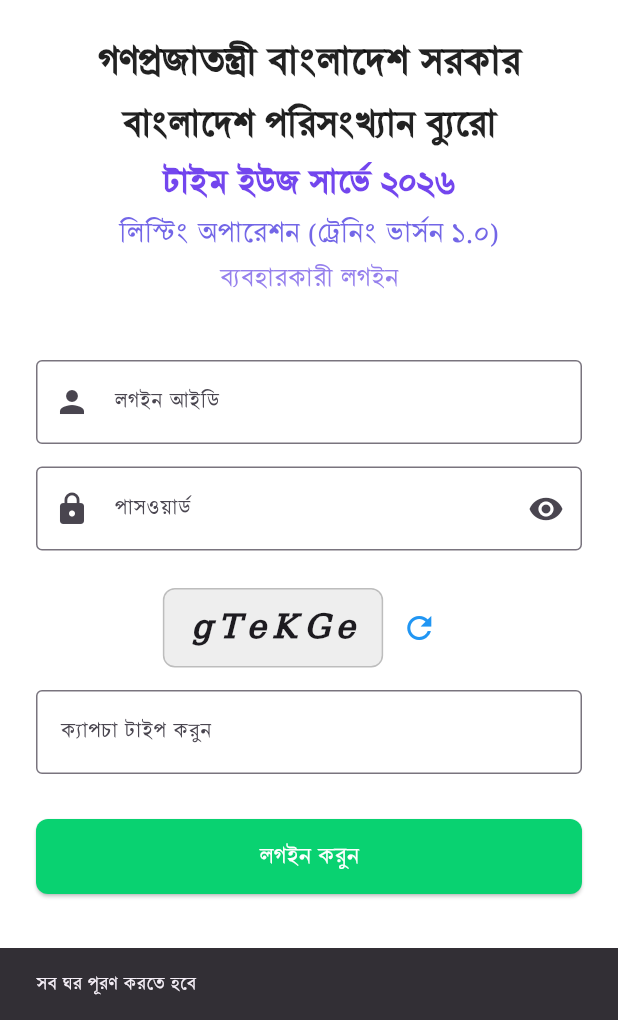
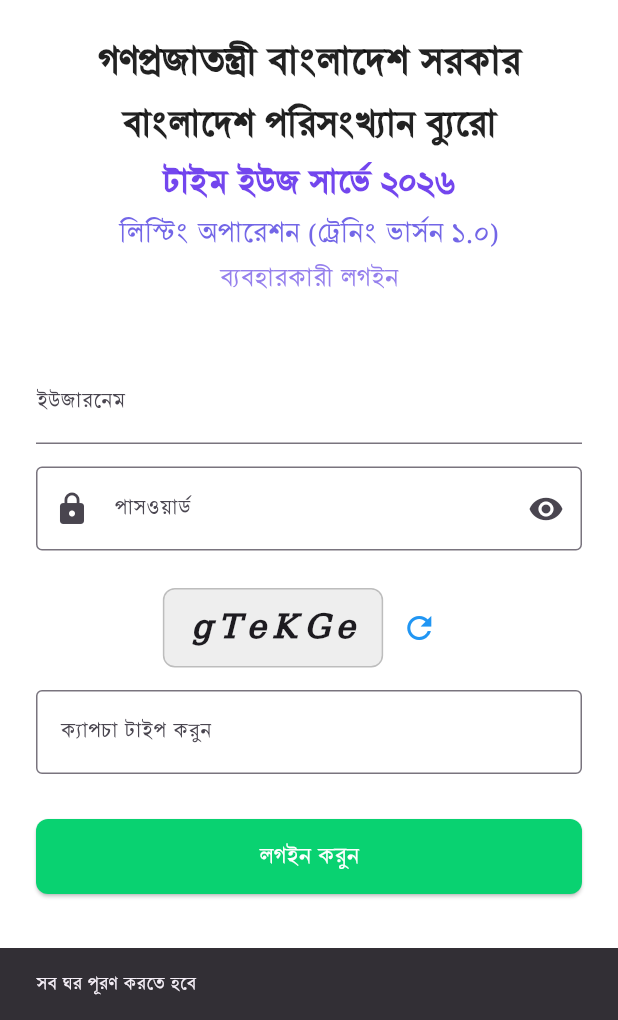
Before and after one commit to surveysbbs/tus2026, a Flutter app: the screen it shows after launch, after a tap on "লগইন করুন", on a phone screen of 412 x 824 dp, the part 216-1236 px from its top. Run offline on Flutter 3.47's test engine with Material 3 defaults, Android fonts, the phone set to English and light mode, and no system bars; our stand-ins replace geolocator, hive, hive_flutter, supabase, supabase_flutter; missing offline and left inert: workmanager; accounts and stored records are empty; statements that could not run were skipped.

Commit message:
update on 09_06_26

```diff
--- a/lib/main.dart
+++ b/lib/main.dart
@@ -75,7 +75,7 @@ void callbackDispatcher() {
             'address': e['address'] ?? '',
             'mobile': e['mobile'] ?? '',
             'profession': e['profession'] ?? '',
-            'total_member': e['totalMember'],
+            'total_member': e['totalMember'] ?? e['total_member'],
             'female': e['female'],
             'male': e['male'],
             'comment': e['comment'] ?? '',
--- a/lib/pages/login_page.dart
+++ b/lib/pages/login_page.dart
@@ -11,6 +11,7 @@ import 'first_login_page.dart';
 //import 'forgot_password_page.dart';
 import 'dashboard_page.dart';
 import 'dart:convert';
+import 'package:flutter/services.dart';
 
 class LoginPage extends StatefulWidget {
   const LoginPage({super.key});
@@ -54,12 +55,9 @@ class _LoginPageState extends State<LoginPage> {
   }
 
   String hashPassword(String password) {
-  return sha256
-      .convert(
-        utf8.encode(password),
-      )
-      .toString();
-}
+    return sha256.convert(utf8.encode(password)).toString();
+  }
+
   Future<void> downloadUserData() async {
     final metaBox = Hive.box('metaBox');
     final surveyBox = Hive.box('surveyBox');
@@ -143,6 +141,13 @@ class _LoginPageState extends State<LoginPage> {
       ScaffoldMessenger.of(
         context,
       ).showSnackBar(const SnackBar(content: Text("সব ঘর পূরণ করতে হবে")));
+      return;
+    }
+
+    if (userController.text.trim().length != 11) {
+      ScaffoldMessenger.of(context).showSnackBar(
+        const SnackBar(content: Text("ইউজারনেম অবশ্যই ১১ ডিজিট হতে হবে")),
+      );
       return;
     }
 
@@ -333,13 +338,17 @@ class _LoginPageState extends State<LoginPage> {
 
               TextField(
                 controller: userController,
+                keyboardType: TextInputType.number,
+                maxLength: 11,
+                inputFormatters: [
+                  FilteringTextInputFormatter.digitsOnly,
+                  LengthLimitingTextInputFormatter(11),
+                ],
                 decoration: const InputDecoration(
-                  labelText: "লগইন আইডি",
-                  prefixIcon: Icon(Icons.person),
-                  border: OutlineInputBorder(),
+                  labelText: "ইউজারনেম",
+                  counterText: "",
                 ),
               ),
-
               const SizedBox(height: 15),
 
               TextField(
```
